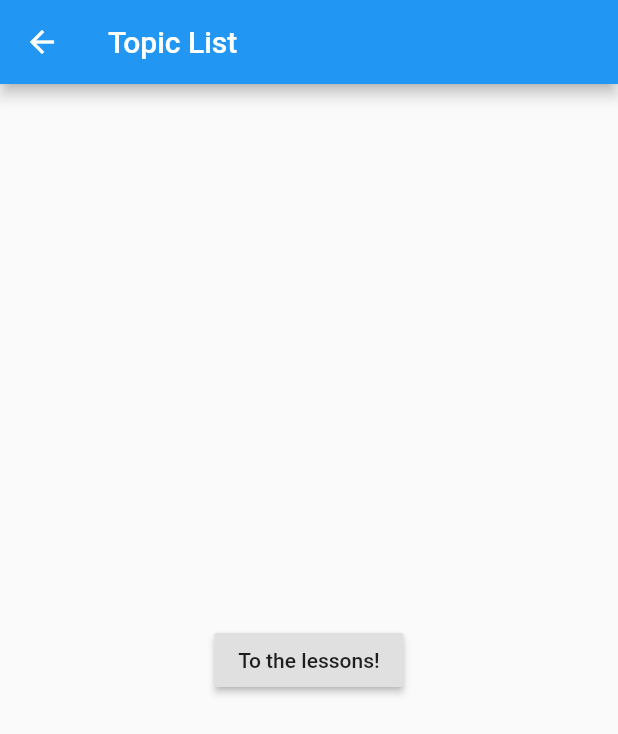
After one commit to Franklin80/number-brain-flutter, a Flutter app: the screen it shows after launch, after a tap on "To the topics!", on a phone screen of 412 x 824 dp. The commit adds this screen. Shown: the top 734 px of the screen. Run offline on Flutter 3.47's test engine with Material 2 defaults, Android fonts, the phone set to English and light mode, and no system bars.

Commit message:
First basic page navigation

```diff
--- a/lib/main.dart
+++ b/lib/main.dart
@@ -1,4 +1,8 @@
 import 'package:flutter/material.dart';
+
+import './pages/mainPage.dart';
+import './pages/topicListPage.dart';
+import './pages/lessonListPage.dart';
 
 void main() => runApp(NumberBrainApp());
 
@@ -7,23 +11,11 @@ class NumberBrainApp extends StatelessWidget {
   Widget build(BuildContext context) {
     return MaterialApp(
       title: 'NumberBrain',
-      home: StartPage(),
+      routes: <String, WidgetBuilder>{
+        'topicListPage': (context) => TopicListPage(),
+        'lessonListPage': (context) => LessonListPage()
+      },
+      home: MainPage(),
     );
   }
 }
-
-class StartPage extends StatelessWidget {
-  @override
-  Widget build(BuildContext context) {
-    return Scaffold(
-      appBar: AppBar(
-        title: Text(
-          'Number Brain Game',
-        ),
-      ),
-      body: Center(
-        child: Text('Number Brain Game'),
-      ),
-    );
-  }
-}
--- /dev/null
+++ b/lib/pages/lessonListPage.dart
@@ -0,0 +1,17 @@
+import 'package:flutter/material.dart';
+
+class LessonListPage extends StatelessWidget {
+  @override
+  Widget build(BuildContext context) {
+    return Scaffold(
+      appBar: AppBar(
+        title: Text(
+          'Lesson List',
+        ),
+      ),
+      body: Center(
+        child: Text('Lesson List'),
+      ),
+    );
+  }
+}
--- /dev/null
+++ b/lib/pages/mainPage.dart
@@ -0,0 +1,24 @@
+import 'package:flutter/material.dart';
+
+class MainPage extends StatelessWidget {
+  @override
+  Widget build(BuildContext context) {
+    return Scaffold(
+      appBar: AppBar(
+        title: Text(
+          'Number Brain Game',
+        ),
+      ),
+      body: Center(
+        child: RaisedButton(
+          child: Text(
+            'To the topics!',
+          ),
+          onPressed: () {
+            Navigator.pushNamed(context, 'topicListPage');
+          },
+        ),
+      ),
+    );
+  }
+}
--- /dev/null
+++ b/lib/pages/topicListPage.dart
@@ -0,0 +1,24 @@
+import 'package:flutter/material.dart';
+
+class TopicListPage extends StatelessWidget {
+  @override
+  Widget build(BuildContext context) {
+    return Scaffold(
+      appBar: AppBar(
+        title: Text(
+          'Topic List',
+        ),
+      ),
+      body: Center(
+        child: RaisedButton(
+          child: Text(
+            'To the lessons!',
+          ),
+          onPressed: () {
+            Navigator.pushNamed(context, 'lessonListPage');
+          },
+        ),
+      ),
+    );
+  }
+}
```
Also changed, not shown: lib/pages/gamePage.dart (added), lib/pages/onboarding/onboardPage1.dart (added), lib/pages/onboarding/onboardPage2.dart (added), lib/pages/onboarding/onboardPage3.dart (added).
